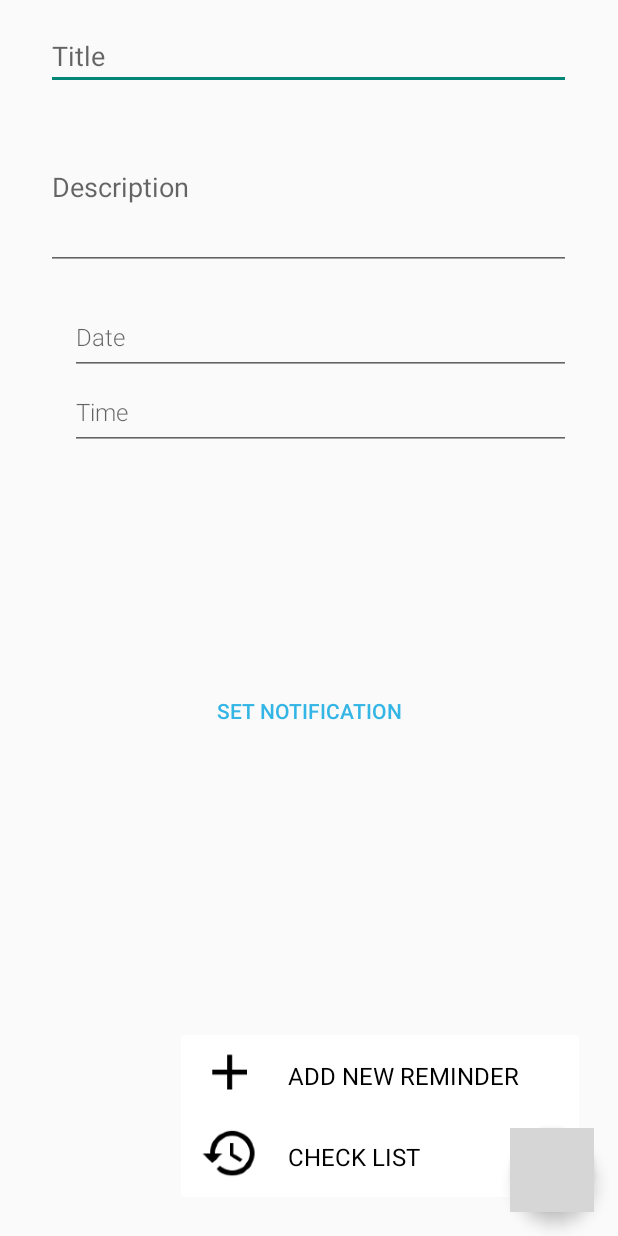
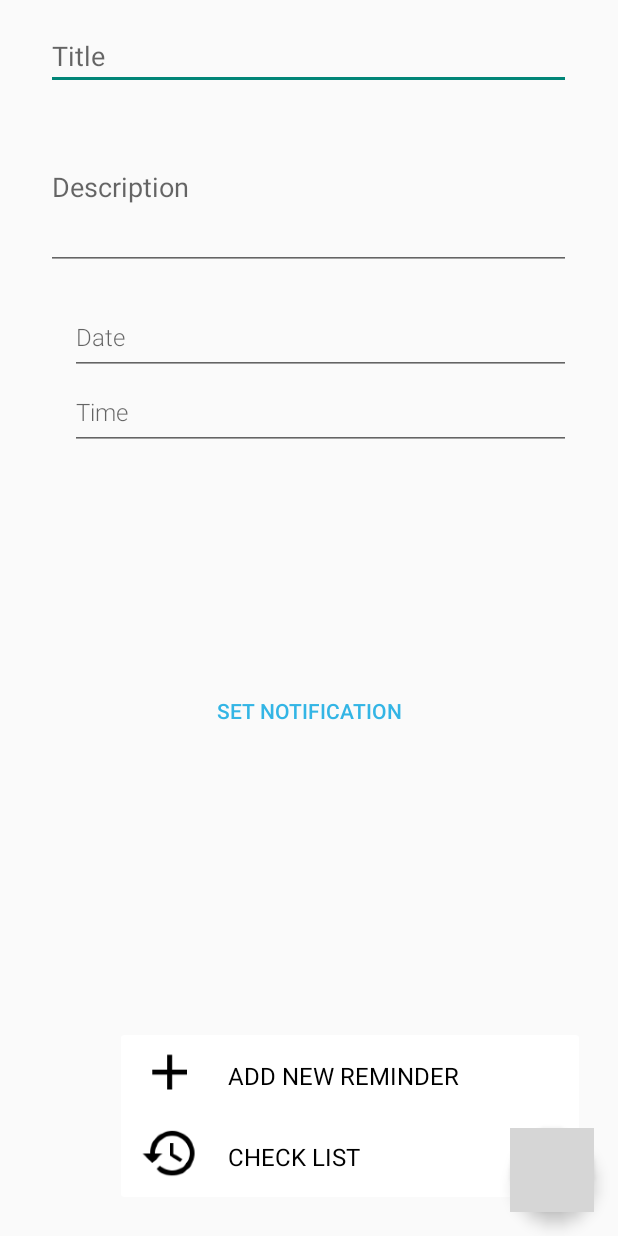
Before and after one commit to WaiKeith/CanteenPOS, an Android app: the AddReminder screen opened directly, with no data from a screen before it, on a phone screen of 412 x 824 dp. Run offline under Robolectric (Android 15) with nearby library versions, the phone set to English and light mode, and no system bars; libraries missing offline, so code that uses them is left out: com.gordonwong.materialsheetfab, com.nostra13.universalimageloader; plain views replace DimOverlayFrameLayout, RevealLinearLayout; 3 statements that could not run were skipped; grey boxes are pictures that could not be loaded.

```diff
--- a/app/src/main/res/values/dimens.xml
+++ b/app/src/main/res/values/dimens.xml
@@ -21,7 +21,7 @@
     <dimen name="fab_elevation">4dp</dimen>
     <dimen name="fab_sheet_elevation">0dp</dimen>
     <dimen name="fab_spacing">0dp</dimen>
-    <dimen name="sheet_width">210dp</dimen>
+    <dimen name="sheet_width">250dp</dimen>
     <dimen name="sheet_spacing">10dp</dimen>
     <dimen name="keyline_spacing">16dp</dimen>
     <dimen name="sheet_item_spacing">@dimen/keyline_spacing</dimen>
```
